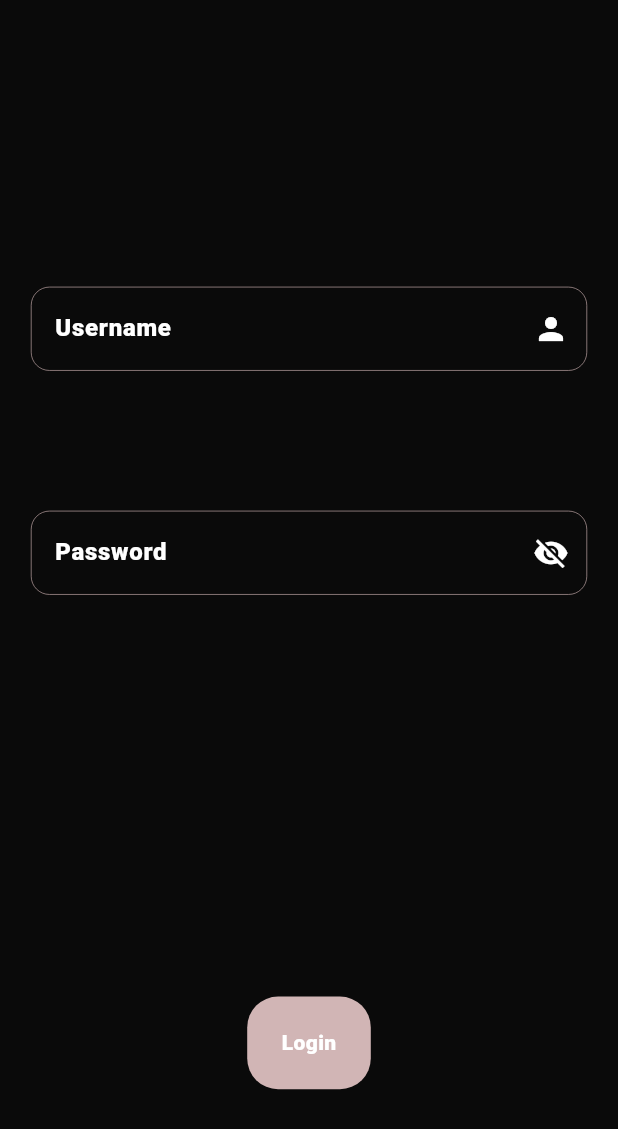
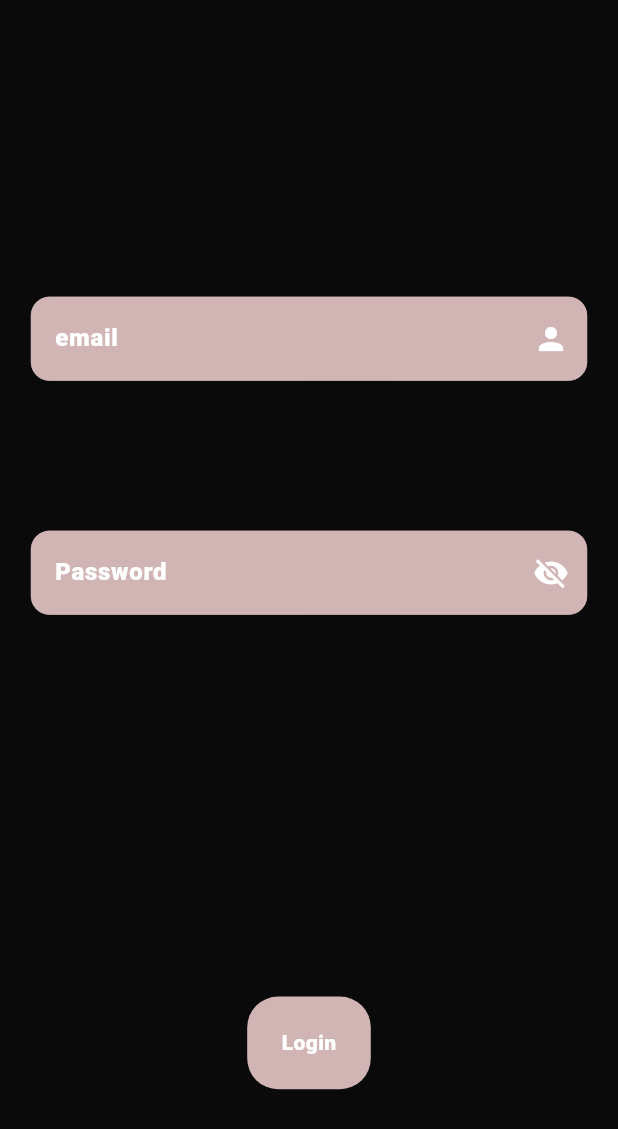
Before and after one commit to afniyafemin/kalakaar_admin, a Flutter app: the Login screen opened directly, on a phone screen of 412 x 824 dp. Shown: the top 1129 px of the screen. Run offline on Flutter 3.47's test engine with Material 3 defaults, Android fonts, the phone set to English and light mode, and no system bars; our stand-ins replace cloud_firestore, firebase_auth, firebase_core, sidebarx; accounts and stored records are empty; network calls fail.

Commit message:
initial commit

```diff
--- a/lib/home/login/login.dart
+++ b/lib/home/login/login.dart
@@ -1,5 +1,6 @@
 
 import 'package:flutter/material.dart';
+import 'package:kalakaar_admin/services/sign_in.dart';
 import '../../constants/color_constant.dart';
 import '../../main.dart';
 import '../side_bar/side_bar.dart';
@@ -14,6 +15,10 @@ class Login extends StatefulWidget {
 }
 bool pass=true;
 class _LoginState extends State<Login> {
+
+  final emailController = TextEditingController();
+  final passwordController = TextEditingController();
+
   @override
   Widget build(BuildContext context) {
     return Scaffold(
@@ -34,9 +39,11 @@ class _LoginState extends State<Login> {
                 mainAxisAlignment: MainAxisAlignment.spaceEvenly,
                 children: [
                  TextFormField(
+                   controller: emailController,
                    decoration: InputDecoration(
                      fillColor: ClrConstant.primaryColor,
-                     label: Text("Username",
+                     filled: true,
+                     label: Text("email",
                        style: TextStyle(
                          color: ClrConstant.whiteColor,
                          fontWeight: FontWeight.w800,
@@ -61,12 +68,12 @@ class _LoginState extends State<Login> {
                    cursorColor: ClrConstant.primaryColor,
                  ),
                  TextFormField(
+                   controller: passwordController,
                    obscureText: pass?true:false,
                    obscuringCharacter: "*",
-                   maxLength: 8,
                    decoration: InputDecoration(
                      focusColor: ClrConstant.whiteColor,
-                     counterText: " ",
+                     filled: true,
                      fillColor: ClrConstant.primaryColor,
                      label: Text("Password",
                        style: TextStyle(
@@ -102,12 +109,10 @@ class _LoginState extends State<Login> {
                 ],
               ),
             ),
-            InkWell(
-              onTap: () {
-                Navigator.push(context, MaterialPageRoute(builder: (context) =>SideBarXScreen(),));
-                setState(() {
-
-                });
+            GestureDetector(
+              onTap: () async {
+                  await signin(emailController.text , passwordController.text);
+                  // Navigator.pushReplacement(context, MaterialPageRoute(builder: (context) => SideBarXScreen(),));
               },
               child: Container(
                 height: height*0.075,
--- a/lib/home/screens/table_screen.dart
+++ b/lib/home/screens/table_screen.dart
@@ -12,6 +12,12 @@ class TableScreen extends StatefulWidget {
 }
 
 class _TableScreenState extends State<TableScreen> {
+
+  @override
+  void initState(){
+    super.initState();
+    fetchData();
+  }
 
   @override
   Widget build(BuildContext context) {
--- a/lib/main.dart
+++ b/lib/main.dart
@@ -2,6 +2,7 @@
 import 'package:firebase_core/firebase_core.dart';
 import 'package:flutter/material.dart';
 import 'package:kalakaar_admin/firebase_options.dart';
+import 'package:kalakaar_admin/home/login/stream_page.dart';
 import 'package:kalakaar_admin/home/side_bar/side_bar.dart';
 import 'package:kalakaar_admin/home/splash/splash.dart';
 
@@ -26,7 +27,7 @@ class MyApp extends StatelessWidget {
      width=MediaQuery.of(context).size.width;
     return MaterialApp(
       debugShowCheckedModeBanner: false,
-      home: SideBarXScreen()
+      home: StreamPage()
     );
   }
 }
--- a/lib/services/fetch_data.dart
+++ b/lib/services/fetch_data.dart
@@ -8,11 +8,11 @@ Future<void> fetchData() async {
 
     QuerySnapshot snapshot = await FirebaseFirestore.instance.collection('users').get();
     data = snapshot.docs.map((doc) => doc.data() as Map<String, dynamic>).toList();
-
+    print(snapshot.docs);
     print(data);
   }catch(e){
 
-    print(e);
+    print("error : $e");
     data = [];
 
   }
--- /dev/null
+++ b/lib/services/sign_in.dart
@@ -0,0 +1,11 @@
+import 'package:firebase_auth/firebase_auth.dart';
+
+Future<void> signin(String email, String password) async {
+try{
+UserCredential userCredential = await FirebaseAuth.instance.signInWithEmailAndPassword(
+    email: email,
+    password: password);
+}catch(e){
+  print(e);
+}
+}
--- a/pubspec.yaml
+++ b/pubspec.yaml
@@ -39,6 +39,7 @@ dependencies:
   flutter_svg: ^2.0.10+1
   sidebarx: ^0.17.1
   cloud_firestore: ^5.6.0
+  firebase_auth: ^5.3.4
 
 
 dev_dependencies:
```
Also changed, not shown: lib/home/login/stream_page.dart (added, +29 -0 lines), lib/home/side_bar/side_bar.dart (+20 -2 lines), lib/services/fetch_admin_data.dart (added, +24 -0 lines), pubspec.lock, 3 other files.
